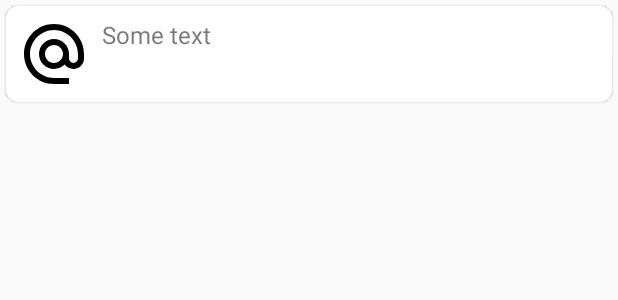
After one commit to Lesa-yps/Android_course_T-bank, an Android app built with Jetpack Compose: the layout rv_item.xml on its own in the app's theme, with its tools: preview values and no code run, on a phone screen of 412 x 824 dp. The commit adds this screen. Shown: the top 300 px of the screen. Run offline under Robolectric (Android 15) with nearby library versions, the phone set to English and light mode, and no system bars.

Commit message:
add hw-3

```diff
--- a/Library/app/src/main/AndroidManifest.xml
+++ b/Library/app/src/main/AndroidManifest.xml
@@ -15,7 +15,6 @@
         <activity
             android:name=".MainActivity"
             android:exported="true"
-            android:label="@string/app_name"
             android:theme="@style/Theme.Android_course_T_bank">
             <intent-filter>
                 <action android:name="android.intent.action.MAIN" />
--- /dev/null
+++ b/Library/app/src/main/res/drawable/ic_default.xml
@@ -0,0 +1,5 @@
+<vector xmlns:android="http://schemas.android.com/apk/res/android" android:height="24dp" android:tint="#000000" android:viewportHeight="24" android:viewportWidth="24" android:width="24dp">
+
+    <path android:fillColor="@android:color/white" android:pathData="M12,2C6.48,2 2,6.48 2,12s4.48,10 10,10h5v-2h-5c-4.34,0 -8,-3.66 -8,-8s3.66,-8 8,-8 8,3.66 8,8v1.43c0,0.79 -0.71,1.57 -1.5,1.57s-1.5,-0.78 -1.5,-1.57L17,12c0,-2.76 -2.24,-5 -5,-5s-5,2.24 -5,5 2.24,5 5,5c1.38,0 2.64,-0.56 3.54,-1.47 0.65,0.89 1.77,1.47 2.96,1.47 1.97,0 3.5,-1.6 3.5,-3.57L22,12c0,-5.52 -4.48,-10 -10,-10zM12,15c-1.66,0 -3,-1.34 -3,-3s1.34,-3 3,-3 3,1.34 3,3 -1.34,3 -3,3z"/>
+
+</vector>
--- /dev/null
+++ b/Library/app/src/main/res/layout/rv_item.xml
@@ -0,0 +1,34 @@
+<?xml version="1.0" encoding="utf-8"?>
+<androidx.cardview.widget.CardView xmlns:android="http://schemas.android.com/apk/res/android"
+    xmlns:app="http://schemas.android.com/apk/res-auto"
+    xmlns:tools="http://schemas.android.com/tools"
+    android:id="@+id/cardView"
+    android:layout_width="match_parent"
+    android:layout_height="wrap_content"
+    app:cardElevation="1dp"
+    app:cardCornerRadius="8dp"
+    android:layout_margin="4dp">
+
+    <LinearLayout
+        android:layout_width="match_parent"
+        android:layout_height="wrap_content"
+        android:orientation="horizontal"
+        android:padding="8dp"
+        tools:ignore="UseCompoundDrawables">
+
+        <ImageView
+            android:id="@+id/imageIcon"
+            android:layout_width="48dp"
+            android:layout_height="48dp"
+            android:src="@drawable/ic_default"
+            android:layout_marginEnd="8dp"/>
+
+        <TextView
+            android:id="@+id/textTitle"
+            android:layout_width="wrap_content"
+            android:layout_height="wrap_content"
+            android:text="@string/def_text"
+            android:textSize="16sp"/>
+    </LinearLayout>
+
+</androidx.cardview.widget.CardView>
--- a/Library/app/src/main/res/values/strings.xml
+++ b/Library/app/src/main/res/values/strings.xml
@@ -1,3 +1,6 @@
 <resources>
-    <string name="app_name">Android_course_T_bank</string>
+    <string name="app_name">LIBRARY</string>
+    <string name="def_text">Some text</string>
+    <string name="toast_item_changed">Элемент с id %1$d</string>
+    <string name="item_text">ID: %1$d - %2$s</string>
 </resources>
--- a/Library/app/src/main/res/values/themes.xml
+++ b/Library/app/src/main/res/values/themes.xml
@@ -1,5 +1,4 @@
 <?xml version="1.0" encoding="utf-8"?>
 <resources>
-
-    <style name="Theme.Android_course_T_bank" parent="android:Theme.Material.Light.NoActionBar" />
+    <style name="Theme.Android_course_T_bank" parent="Theme.AppCompat.Light.NoActionBar" />
 </resources>
--- a/Library/gradle.properties
+++ b/Library/gradle.properties
@@ -21,3 +21,5 @@ kotlin.code.style=official
 # resources declared in the library itself and none from the library's dependencies,
 # thereby reducing the size of the R class for that library
 android.nonTransitiveRClass=true
+
+android.enableJetifier=true
```
Also changed, not shown: Library/app/build.gradle.kts (+8 -1 lines), Library/app/src/main/java/com/example/android_course_t_bank/LibraryAdapter.kt (added, +80 -0 lines), Library/app/src/main/java/com/example/android_course_t_bank/MainActivity.kt (+36 -38 lines), Library/app/src/main/java/domain/Library.kt (+24 -5 lines), Library/app/src/main/java/domain/LibraryObj.kt (+9 -0 lines), Library/app/src/main/res/layout/activity_main.xml (added, +16 -0 lines), Library/gradle/libs.versions.toml (+14 -0 lines), Library/app/src/main/res/drawable/ic_book.png (added), Library/app/src/main/res/drawable/ic_disk.png (added), Library/app/src/main/res/drawable/ic_newspaper.png (added), Library/build.gradle.kts (line endings or trailing spaces), 3 other files.
